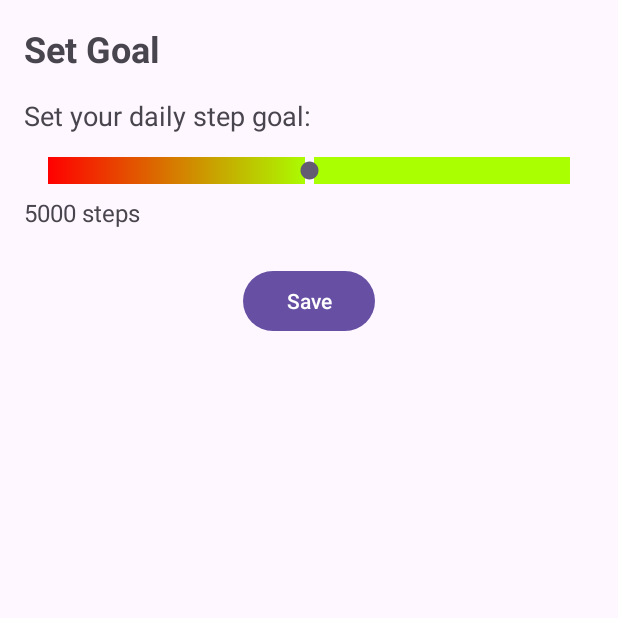
After one commit to gremm-ley/MOBDEVE_MC_Fitness, an Android app: the SetGoalActivity screen opened directly, with no data from a screen before it, on a phone screen of 412 x 824 dp, the top half of it. The commit adds this screen. Run offline under Robolectric (Android 15) with nearby library versions, the phone set to English and light mode, and no system bars.

Commit message:
Added Set Goal (Accelerometer Setup), both XML and kt files.

```diff
--- a/app/src/main/AndroidManifest.xml
+++ b/app/src/main/AndroidManifest.xml
@@ -25,6 +25,9 @@
             android:name=".StepsCounterActivity"
             android:exported="false" />
         <activity
+            android:name=".SetGoalActivity"
+            android:exported="false" />
+        <activity
             android:name=".MainActivity"
             android:exported="true">
             <intent-filter>
--- /dev/null
+++ b/app/src/main/java/com/mobdeve/see/fitnessapp/SetGoalActivity.kt
@@ -0,0 +1,48 @@
+package com.mobdeve.see.fitnessapp
+
+import android.os.Bundle
+import android.widget.*
+import androidx.appcompat.app.AppCompatActivity
+import com.mobdeve.see.fitnessapp.databinding.ActivitySetGoalBinding
+import com.mobdeve.see.fitnessapp.databinding.ActivityStepCounterBinding
+
+class SetGoalActivity : AppCompatActivity() {
+
+    private lateinit var stepGoalSeekBar: SeekBar
+    private lateinit var stepGoalValueTextView: TextView
+
+    override fun onCreate(savedInstanceState: Bundle?) {
+        super.onCreate(savedInstanceState)
+        val viewBinding : ActivitySetGoalBinding = ActivitySetGoalBinding.inflate(layoutInflater)
+        setContentView(viewBinding.root)
+
+        stepGoalSeekBar = findViewById(R.id.stepGoalSeekBar)
+        stepGoalValueTextView = findViewById(R.id.textViewStepGoalValue)
+
+        // Set an initial value for the step goal text view
+        stepGoalValueTextView.text = "${stepGoalSeekBar.progress} steps"
+
+        // Set a listener to update the step goal text view when the seek bar is changed
+        stepGoalSeekBar.setOnSeekBarChangeListener(object : SeekBar.OnSeekBarChangeListener {
+            override fun onProgressChanged(seekBar: SeekBar?, progress: Int, fromUser: Boolean) {
+                stepGoalValueTextView.text = "$progress steps"
+            }
+
+            override fun onStartTrackingTouch(seekBar: SeekBar?) {
+                // Not needed for this example
+            }
+
+            override fun onStopTrackingTouch(seekBar: SeekBar?) {
+                // Not needed for this example
+            }
+        })
+
+        // Implement functionality to save the step goal when the "Save" button is clicked
+        val saveButton = findViewById<Button>(R.id.saveButton)
+        saveButton.setOnClickListener {
+            val stepGoal = stepGoalSeekBar.progress
+            // Save the step goal to the database or preferences
+            // You can add your code here to save the user's step goal
+        }
+    }
+}
--- a/app/src/main/java/com/mobdeve/see/fitnessapp/UserProfileActivity.kt
+++ b/app/src/main/java/com/mobdeve/see/fitnessapp/UserProfileActivity.kt
@@ -17,5 +17,9 @@ class UserProfileActivity : AppCompatActivity() {
             val intent = Intent(applicationContext, StepsCounterActivity::class.java)
             this.startActivity(intent)
         }
+        viewBinding.btnSetGoal.setOnClickListener{
+            val intent = Intent(applicationContext, SetGoalActivity::class.java)
+            this.startActivity(intent)
+        }
     }
 }
--- /dev/null
+++ b/app/src/main/res/drawable/custom_progress.xml
@@ -0,0 +1,12 @@
+<?xml version="1.0" encoding="utf-8"?>
+<layer-list xmlns:android="http://schemas.android.com/apk/res/android" >
+    <item>
+        <shape>
+            <gradient
+                android:endColor="#aaff00"
+                android:startColor="#f00"
+                android:useLevel="true" />
+        </shape>
+    </item>
+
+</layer-list>
--- /dev/null
+++ b/app/src/main/res/layout/activity_set_goal.xml
@@ -0,0 +1,56 @@
+<?xml version="1.0" encoding="utf-8"?>
+<androidx.constraintlayout.widget.ConstraintLayout xmlns:android="http://schemas.android.com/apk/res/android"
+    android:layout_width="match_parent"
+    android:layout_height="match_parent">
+    <LinearLayout xmlns:android="http://schemas.android.com/apk/res/android"
+        xmlns:app="http://schemas.android.com/apk/res-auto"
+        xmlns:tools="http://schemas.android.com/tools"
+        android:layout_width="match_parent"
+        android:layout_height="match_parent"
+        android:orientation="vertical"
+        android:padding="16dp"
+        tools:context=".AccelerometerSetupActivity">
+
+        <TextView
+            android:id="@+id/textViewTitle"
+            android:layout_width="wrap_content"
+            android:layout_height="wrap_content"
+            android:text="Set Goal"
+            android:textSize="24sp"
+            android:textStyle="bold" />
+
+        <TextView
+            android:id="@+id/textViewStepGoal"
+            android:layout_width="wrap_content"
+            android:layout_height="wrap_content"
+            android:text="Set your daily step goal:"
+            android:textSize="18sp"
+            android:layout_marginTop="16dp" />
+
+        <SeekBar
+            android:id="@+id/stepGoalSeekBar"
+            android:layout_width="match_parent"
+            android:layout_height="wrap_content"
+            android:paddingTop="15dp"
+            android:max="10000"
+            android:progress="5000"
+            android:progressDrawable="@drawable/custom_progress"/>
+
+        <TextView
+            android:id="@+id/textViewStepGoalValue"
+            android:layout_width="wrap_content"
+            android:layout_height="wrap_content"
+            android:text="5000 steps"
+            android:textSize="16sp"
+            android:layout_marginTop="8dp" />
+
+        <Button
+            android:id="@+id/saveButton"
+            android:layout_width="wrap_content"
+            android:layout_height="wrap_content"
+            android:text="Save"
+            android:layout_gravity="center"
+            android:layout_marginTop="24dp" />
+
+    </LinearLayout>
+</androidx.constraintlayout.widget.ConstraintLayout>
--- a/app/src/main/res/layout/activity_user_profile.xml
+++ b/app/src/main/res/layout/activity_user_profile.xml
@@ -1,17 +1,31 @@
 <?xml version="1.0" encoding="utf-8"?>
 <androidx.constraintlayout.widget.ConstraintLayout xmlns:android="http://schemas.android.com/apk/res/android"
+    xmlns:tools="http://schemas.android.com/tools"
     android:layout_width="match_parent"
-    android:layout_height="match_parent">
+    android:layout_height="match_parent"
+    xmlns:app="http://schemas.android.com/apk/res-auto">
+
+    <TextView
+        android:layout_width="match_parent"
+        android:layout_height="wrap_content"
+        android:gravity="center"
+        android:text="Welcome, User"
+        android:paddingTop="100dp"
+        android:textSize="25sp"
+        android:textStyle="bold"
+        app:layout_constraintStart_toStartOf="parent"
+        app:layout_constraintEnd_toEndOf="parent"
+        app:layout_constraintTop_toTopOf="parent"/>
+
     <LinearLayout
-        xmlns:android="http://schemas.android.com/apk/res/android"
-        xmlns:app="http://schemas.android.com/apk/res-auto"
-        xmlns:tools="http://schemas.android.com/tools"
+        android:id="@+id/llUserProfileButtons"
         android:layout_width="match_parent"
         android:layout_height="match_parent"
         android:orientation="vertical"
         android:padding="16dp"
         android:gravity="center"
         tools:context=".UserProfileActivity">
+
         <Button
             android:id="@+id/btn_step_counter"
             android:layout_width="200dp"
@@ -65,6 +79,7 @@
             app:layout_constraintStart_toStartOf="parent"
             app:layout_constraintEnd_toEndOf="parent"
             app:layout_constraintTop_toBottomOf="@id/btn_personal_history" />
+
         <!-- Add user profile UI elements here -->
     </LinearLayout>
 
```
